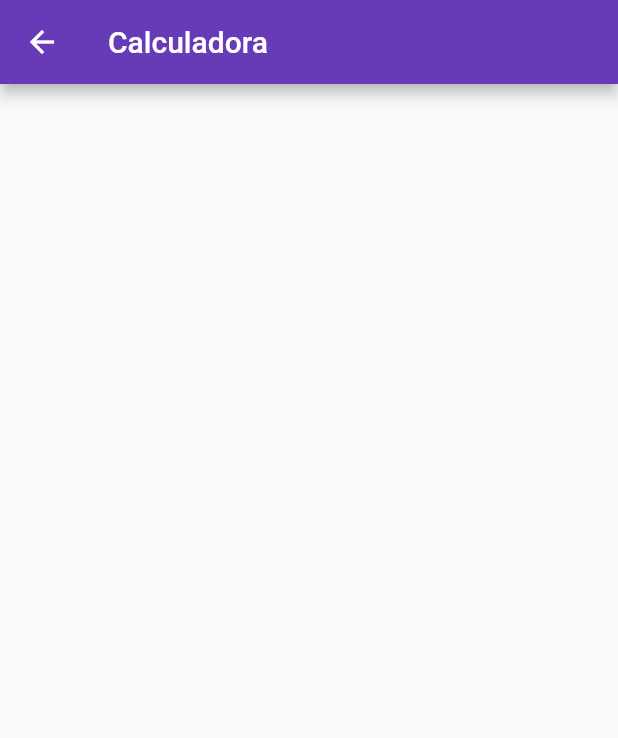
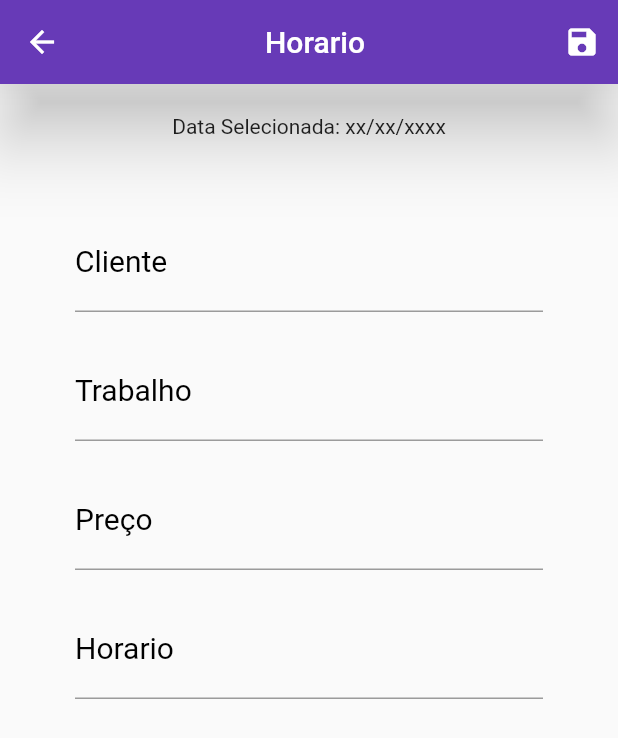
Before and after one commit to felipeoliveira92/RosaAzul, a Flutter app: the calendarpage screen opened directly, after a tap on the "add" icon, on a phone screen of 412 x 824 dp. Shown: the top 738 px of the screen. Run offline on Flutter 3.47's test engine with Material 2 defaults, Android fonts, the light colour scheme and no system bars; missing offline and left inert: dart:html.

Commit message:
criado a tela de horario onde podera adicionar e alterar um horario marcado

```diff
--- a/lib/main.dart
+++ b/lib/main.dart
@@ -1,6 +1,7 @@
 import 'package:appsalao/pages/calendarpage.dart';
 import 'package:appsalao/pages/login.page.dart';
 import 'package:flutter/material.dart';
+import 'package:appsalao/pages/newalterworkpage.dart';
 
 void main() {
   runApp(MyApp());
@@ -16,7 +17,7 @@ class MyApp extends StatelessWidget {
       theme: ThemeData(
         primarySwatch: Colors.deepPurple,
       ),
-      home: calendarpage(),
+      home: NewAlterWorkPage(),
     );
   }
 }
--- a/lib/pages/calendarpage.dart
+++ b/lib/pages/calendarpage.dart
@@ -1,7 +1,6 @@
 import 'package:appsalao/repositories/clientrepository.dart';
 import 'package:flutter/material.dart';
-
-import 'calculatepage.dart';
+import 'newalterworkpage.dart';
 
 class calendarpage extends StatefulWidget {
   const calendarpage({Key? key}) : super(key: key);
@@ -22,7 +21,7 @@ class _calendarpageState extends State<calendarpage> {
             icon: Icon(Icons.add),
             onPressed: () {
               Navigator.of(context).push(
-              MaterialPageRoute(builder: (context) => const calculatepage()));
+              MaterialPageRoute(builder: (context) => const NewAlterWorkPage()));
               },
             ),
           ],
@@ -55,7 +54,7 @@ class _calendarpageState extends State<calendarpage> {
                           trailing: Text(lista[index].date),
                           onTap: () {
                             Navigator.of(context).push(
-                            MaterialPageRoute(builder: (context) => const calculatepage()));
+                            MaterialPageRoute(builder: (context) => const NewAlterWorkPage()));
                             },
                         );
                       },
--- /dev/null
+++ b/lib/pages/newalterworkpage.dart
@@ -0,0 +1,104 @@
+import 'package:flutter/material.dart';
+
+class NewAlterWorkPage extends StatefulWidget {
+  const NewAlterWorkPage({Key? key}) : super(key: key);
+
+  @override
+  State<NewAlterWorkPage> createState() => _NewAlterWorkPageState();
+}
+
+class _NewAlterWorkPageState extends State<NewAlterWorkPage> {
+  @override
+  Widget build(BuildContext context) {
+    return Scaffold(
+      appBar: AppBar(
+        title: Center(
+          child: Text("Horario"),
+        ),
+        elevation: 20,
+        actions: [
+          IconButton(
+            icon: Icon(Icons.save),
+            onPressed: () {
+
+              },
+            ),
+          ],
+      ),
+
+      body: Padding(
+        padding: const EdgeInsets.all(20),
+        child: Column(
+          children: [
+            Text("Data Selecionada: xx/xx/xxxx"),
+            Padding(
+              padding: const EdgeInsets.all(30),
+              child: Center(
+                child: Column(
+                  crossAxisAlignment: CrossAxisAlignment.stretch,
+                  mainAxisAlignment: MainAxisAlignment.center,
+                  children: [
+                    const SizedBox(
+                      width: 20,
+                      height: 20,
+                    ),
+
+                    TextFormField(
+                            keyboardType: TextInputType.text,
+                            style: TextStyle(color: Colors.black, fontSize: 20),
+                            decoration: InputDecoration(
+                                labelText: "Cliente",
+                                labelStyle: TextStyle(color: Colors.black)),
+                          ),
+
+                    const SizedBox(
+                      width: 20,
+                      height: 20,
+                    ),
+
+                    TextFormField(
+                            keyboardType: TextInputType.text,
+                            style: const TextStyle(color: Colors.black, fontSize: 20),
+                            decoration: const InputDecoration(
+                                labelText: "Trabalho",
+                                labelStyle: TextStyle(color: Colors.black)),
+                          ),
+
+                    const SizedBox(
+                      width: 20,
+                      height: 20,
+                    ),
+
+                    TextFormField(
+                            keyboardType: TextInputType.number,
+                            style: const TextStyle(color: Colors.black, fontSize: 20),
+                            decoration: const InputDecoration(
+                                labelText: "Preço",
+                                labelStyle: TextStyle(color: Colors.black)),
+                          ),
+
+                    const SizedBox(
+                      width: 20,
+                      height: 20,
+                    ),
+
+                    TextFormField(
+                            keyboardType: TextInputType.datetime,
+                            style: const TextStyle(color: Colors.black, fontSize: 20),
+                            decoration: const InputDecoration(
+                                labelText: "Horario",
+                                labelStyle: TextStyle(color: Colors.black)),
+                          ),
+
+
+                    ],
+                  ),
+              ),
+            ),
+          ],
+        ),
+      ),
+
+    );
+  }
+}
```
